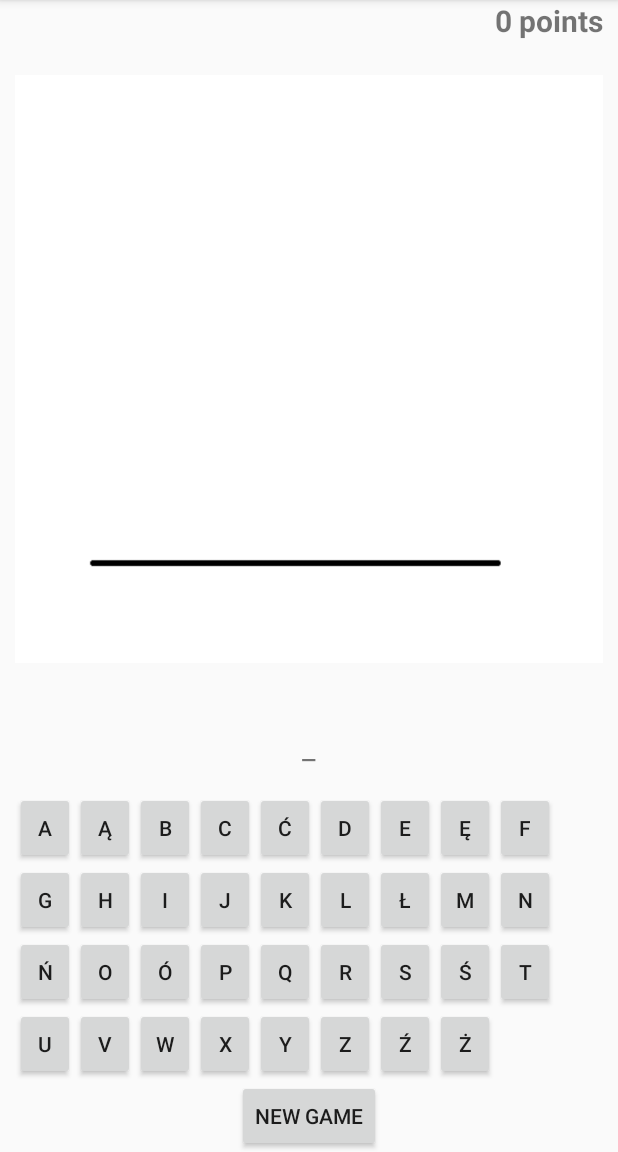
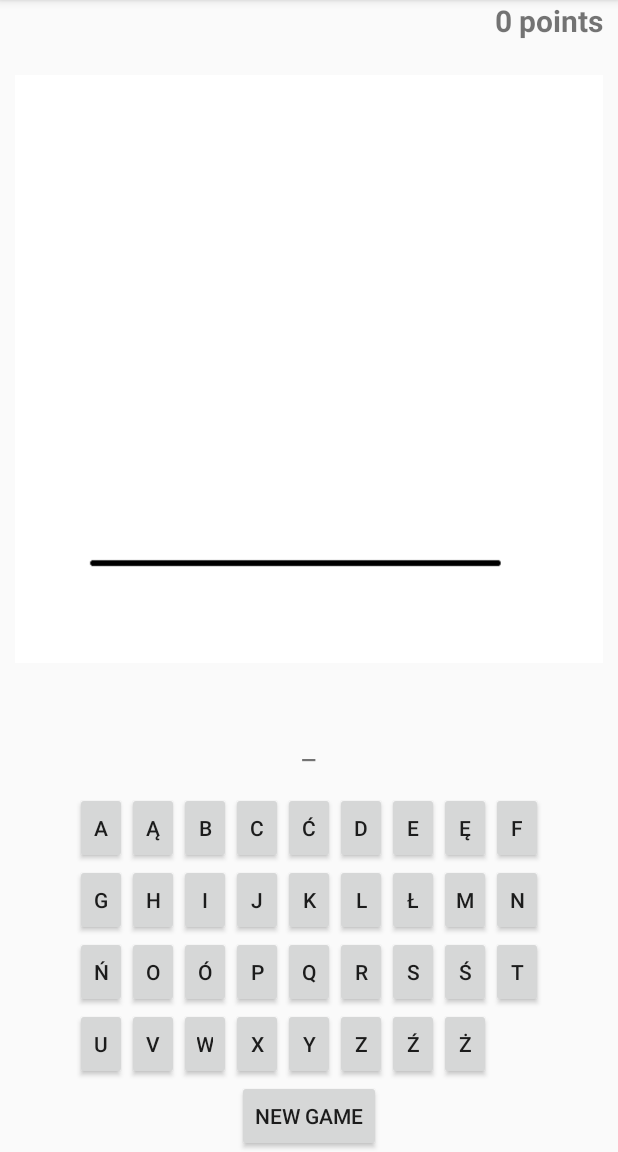
Before and after one commit to mregulski/Textman, an Android app: the screen it shows after launch (GameActivity), on a phone screen of 412 x 824 dp, the part 84-1236 px from its top. Run offline under Robolectric (Android 15) with nearby library versions, the light colour scheme and no system bars.

Commit message:
layout fix

```diff
--- a/app/src/main/res/layout/activity_game.xml
+++ b/app/src/main/res/layout/activity_game.xml
@@ -37,7 +37,7 @@
         android:columnCount="9"
         android:rowCount="4"
         android:layout_above="@+id/btn_new_game"
-        android:layout_alignParentStart="true" />
+        android:layout_centerHorizontal="true"/>
 
 
     <LinearLayout
--- a/app/src/main/res/values/dimens.xml
+++ b/app/src/main/res/values/dimens.xml
@@ -9,6 +9,6 @@
     <dimen name="text_regular">14sp</dimen>
     <dimen name="text_large">20sp</dimen>
 
-    <dimen name="btn_letter_width">40dp</dimen>
+    <dimen name="btn_letter_width">35dp</dimen>
 
 </resources>
```
